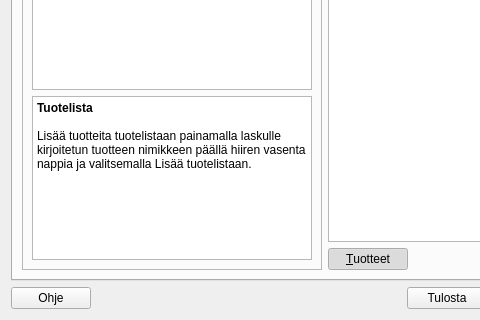
Above: kitupiikki/laskutus/laskudialogi.ui from artoh/kitupiikki before the change; both pictures show x 0 to 480 and y 312 to 632 of the 1164 by 632 pixel window. Below: the same form after it.
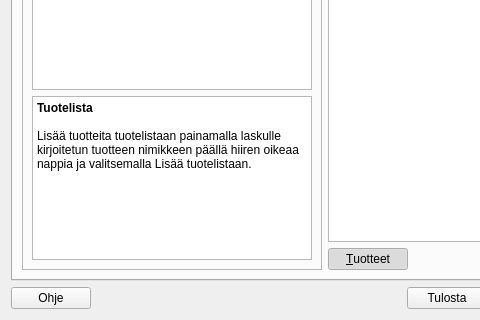
That is the form after the change. Icons and pictures are not drawn. Custom widgets are drawn as their Qt base class.

```diff
--- a/kitupiikki/laskutus/laskudialogi.ui
+++ b/kitupiikki/laskutus/laskudialogi.ui
@@ -224,7 +224,7 @@
 &lt;/style&gt;&lt;/head&gt;&lt;body style=&quot; font-family:'Sans Serif'; font-size:9pt; font-weight:400; font-style:normal;&quot;&gt;
 &lt;p style=&quot; margin-top:0px; margin-bottom:0px; margin-left:0px; margin-right:0px; -qt-block-indent:0; text-indent:0px;&quot;&gt;&lt;span style=&quot; font-weight:600;&quot;&gt;Tuotelista&lt;/span&gt;&lt;/p&gt;
 &lt;p style=&quot;-qt-paragraph-type:empty; margin-top:0px; margin-bottom:0px; margin-left:0px; margin-right:0px; -qt-block-indent:0; text-indent:0px;&quot;&gt;&lt;br /&gt;&lt;/p&gt;
-&lt;p style=&quot; margin-top:0px; margin-bottom:0px; margin-left:0px; margin-right:0px; -qt-block-indent:0; text-indent:0px;&quot;&gt;Lisää tuotteita tuotelistaan painamalla laskulle kirjoitetun tuotteen nimikkeen päällä hiiren vasenta nappia ja valitsemalla Lisää tuotelistaan.&lt;/p&gt;&lt;/body&gt;&lt;/html&gt;</string>
+&lt;p style=&quot; margin-top:0px; margin-bottom:0px; margin-left:0px; margin-right:0px; -qt-block-indent:0; text-indent:0px;&quot;&gt;Lisää tuotteita tuotelistaan painamalla laskulle kirjoitetun tuotteen nimikkeen päällä hiiren oikeaa nappia ja valitsemalla Lisää tuotelistaan.&lt;/p&gt;&lt;/body&gt;&lt;/html&gt;</string>
             </property>
            </widget>
           </item>
```
